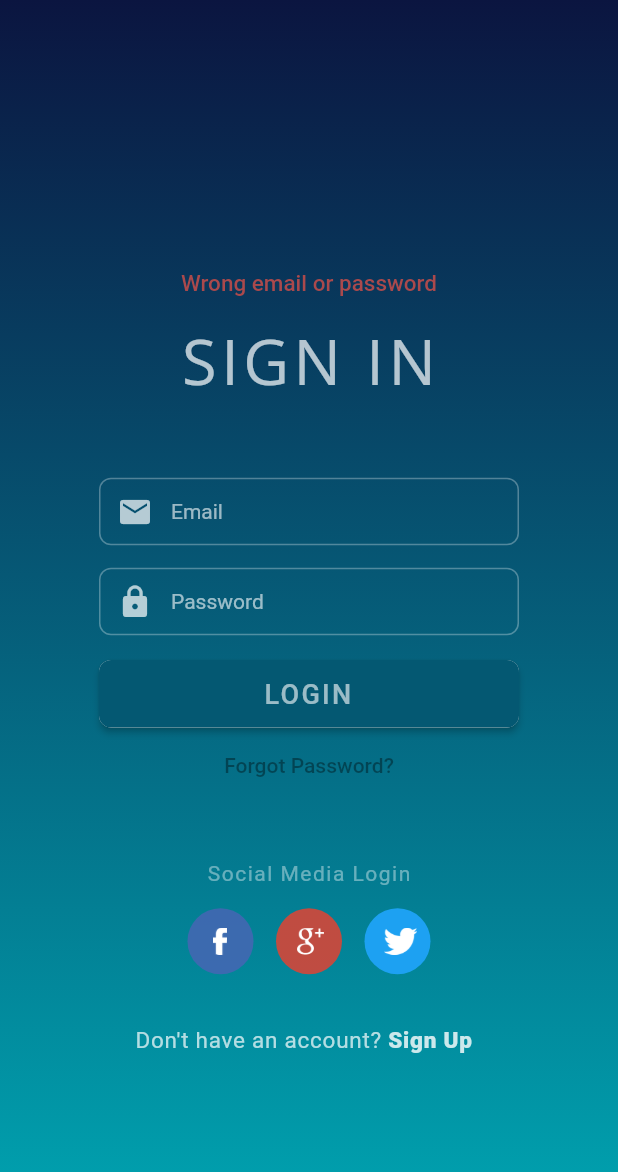
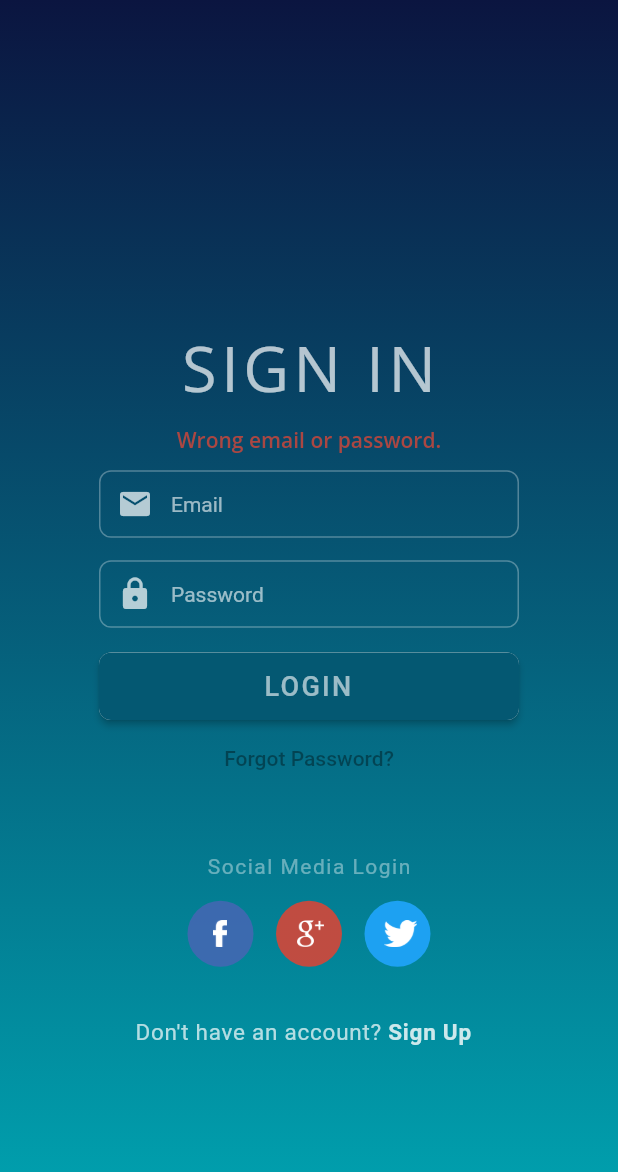
Before and after one commit to oanad1/questAR, a Flutter app: the screen it shows after launch, after a tap on "LOGIN", on a phone screen of 412 x 824 dp. Shown: the top 1172 px of the screen. Run offline on Flutter 3.47's test engine with Material 2 defaults, Android fonts, the light colour scheme and no system bars; our stand-ins replace firebase_auth, google_fonts, google_maps_flutter; accounts and stored records are empty; network calls fail; Roboto replaces fonts that are missing (OpenSans); statements that could not run were skipped.

Commit message:
password reset & authentication exceptions

```diff
--- /dev/null
+++ b/lib/Startup/authentication.dart
@@ -0,0 +1,64 @@
+import 'package:flutter/material.dart';
+import 'package:firebase_auth/firebase_auth.dart';
+import 'package:questar/meniu.dart';
+
+
+Future<String> firebase_signup(
+    TextEditingController _emailController,
+    TextEditingController _userController,
+    TextEditingController _passwordController,
+    TextEditingController _rePasswordController,
+    BuildContext context,
+    ) async {
+  if (_passwordController.text == _rePasswordController.text) {
+    try {
+      FirebaseUser user = (await FirebaseAuth.instance
+          .createUserWithEmailAndPassword(
+        email: _emailController.text,
+        password: _passwordController.text,)).user;
+
+      if (user != null) {
+        UserUpdateInfo updateUser = UserUpdateInfo();
+        updateUser.displayName = _userController.text;
+        user.updateProfile(updateUser);
+        Navigator.push(context,
+            MaterialPageRoute(builder: (context) => MeniuPage()));
+      }
+      return null;
+    } catch (e) {
+      print(e.message);
+      String errorMsg;
+      switch(e.message){
+        case "Given String is empty or null":
+            errorMsg = "Please fill in all fields.";
+            break;
+        default:
+            errorMsg = e.message;
+            break;
+      }
+      return errorMsg;
+    };
+  } else {
+    return "Passwords do not match.";
+  }
+}
+
+Future<bool> firebase_signin(
+    TextEditingController _emailController,
+    TextEditingController _passwordController,
+    BuildContext context) async {
+  try {
+    final FirebaseUser user = (await FirebaseAuth.instance
+        .signInWithEmailAndPassword(
+        email: _emailController.text,
+        password: _passwordController.text))
+        .user;
+
+    Navigator.of(context).pushReplacement(
+        MaterialPageRoute(builder: (context) => MeniuPage()));
+    return false;
+  } catch (e) {
+    print(e.message);
+    return true;
+  }
+}
--- a/lib/signinPage.dart
+++ b/lib/Startup/signinPage.dart
@@ -1,12 +1,11 @@
 import 'package:flutter/cupertino.dart';
 import 'package:flutter/material.dart';
 import 'package:flutter/services.dart';
-import 'package:firebase_auth/firebase_auth.dart';
-import 'package:fluttertoast/fluttertoast.dart';
 import 'package:questar/meniu.dart';
 import 'package:google_fonts/google_fonts.dart';
-import 'package:questar/signupPage.dart';
-import 'fbapi.dart';
+import 'file:///C:/Users/oanad/geo_ar/lib/Startup/passwordReset.dart';
+import 'file:///C:/Users/oanad/geo_ar/lib/Startup/signupPage.dart';
+import 'authentication.dart';
 
 class LoginPage extends StatefulWidget {
   @override
@@ -19,46 +18,12 @@ class _LoginPageState  extends State<LoginPage> {
   TextEditingController _emailController = TextEditingController();
   TextEditingController _passwordController = TextEditingController();
 
-  bool _isLoading = false;
-  FToast fToast;
+   bool _visible = false;
 
   @override
   void initState() {
     super.initState();
-    fToast = FToast();
-    fToast.init(context);
     Paint.enableDithering = true;
-  }
-
-  _showToast() {
-    Widget toast = Column(
-      children:  <Widget>[
-        SizedBox(height: 105.0),
-        Container(
-          width: 280,
-          height:40,
-          padding: EdgeInsets.all(11.0),
-        decoration: BoxDecoration(
-          color: Color(0x00000000),
-          borderRadius: BorderRadius.all(Radius.circular(8)),
-        ),
-          child: Text("Wrong email or password",
-            textAlign: TextAlign.center,
-            style: TextStyle(
-              color: Color(0xffaa494c),
-              fontSize: 15.0,
-              fontFamily: 'OpenSans',
-              fontWeight: FontWeight.w500
-            ),
-          ),
-       )],
-    );
-
-    fToast.showToast(
-      child: toast,
-      gravity: ToastGravity.TOP,
-      toastDuration: Duration(seconds: 30),
-    );
   }
 
   Widget _buildEmailField() {
@@ -141,7 +106,9 @@ class _LoginPageState  extends State<LoginPage> {
     return Container(
       //alignment: Alignment.topRight,
       child: FlatButton(
-        onPressed: () => print('Forgot Password Button Pressed'),
+        onPressed: () { Navigator.push(
+            context, MaterialPageRoute(builder: (context) => PasswordResetPage()));
+        setState((){_visible = false;});},
         child: Text(
             'Forgot Password?',
             style: TextStyle(
@@ -162,20 +129,14 @@ class _LoginPageState  extends State<LoginPage> {
         shape: RoundedRectangleBorder(
             borderRadius: BorderRadius.circular(8.0),
         ),
-        onPressed: () async {
-          setState(() => _isLoading = true);
-
-          try {
-          final FirebaseUser user = (await
-          FirebaseAuth.instance.signInWithEmailAndPassword(
-              email:  _emailController.text,
-              password:  _passwordController.text)).user;
-
-          Navigator.push(context, MaterialPageRoute(builder: (context) => MeniuPage()));
-          } catch(e){
-            print(e.message);
-            _showToast();
-          };
+        onPressed: () {
+          setState((){_visible = false;});
+          Future.delayed(const Duration(milliseconds: 200), () async{
+           bool _tempVisible = await firebase_signin(_emailController,
+               _passwordController, context);
+           setState((){_visible = _tempVisible;
+           });
+          });
           },
         child: Ink(
             decoration: BoxDecoration(
@@ -297,15 +258,17 @@ class _LoginPageState  extends State<LoginPage> {
               InkWell(
                   onTap: () {
                     Navigator.push(
-                                  context, MaterialPageRoute(builder: (context) => SignUpPage()));
+                        context, MaterialPageRoute(
+                        builder: (context) => SignUpPage()));
+                    setState((){_visible = false;});
                     },
                   child: new Text(
                       "Sign Up",
                       style: TextStyle(
                         color: Colors.white.withOpacity(0.8),
-                              fontWeight: FontWeight.w800,
+                        fontWeight: FontWeight.w600,
                         fontSize: 15,
-                              letterSpacing: 0.5
+                        letterSpacing: 0.5,
                       ))),
             ]);
   }
@@ -356,7 +319,23 @@ class _LoginPageState  extends State<LoginPage> {
                               fontSize: 42.0,
                               ),
                         )),
-                        SizedBox(height: 40.0),
+                        SizedBox(height: 10.0),
+                        AnimatedOpacity(
+                            opacity: _visible ? 1.0 : 0.0,
+                            duration: Duration(milliseconds: 250),
+                            child: Container(
+                              width: 280.0,
+                              height: 20.0,
+                              child: Text(
+                                'Wrong email or password.',
+                                textAlign: TextAlign.center,
+                                style: GoogleFonts.openSans (
+                                  color: Color(0xffD44638).withOpacity(0.8),
+                                  fontWeight: FontWeight.w600,
+                                  fontSize: 14.0,
+                                ),
+                              ),
+                            )),
                         _buildEmailField(),
                         SizedBox(height: 5.0),
                         _buildPasswordField(),
--- a/lib/main.dart
+++ b/lib/main.dart
@@ -1,7 +1,7 @@
 import 'package:flutter/material.dart';
 import 'package:flutter/services.dart';
-import 'signupPage.dart';
-import 'signinPage.dart';
+import 'Startup/signupPage.dart';
+import 'Startup/signinPage.dart';
 
 void main() {
   runApp(MaterialApp(
```
Also changed, not shown: lib/Startup/passwordReset.dart (added, +177 -0 lines), lib/Startup/signupPage.dart (renamed from lib/signupPage.dart, +50 -67 lines), lib/fbapi.dart (deleted, +0 -26 lines). Lines whose indentation alone changed are shown as unchanged.
